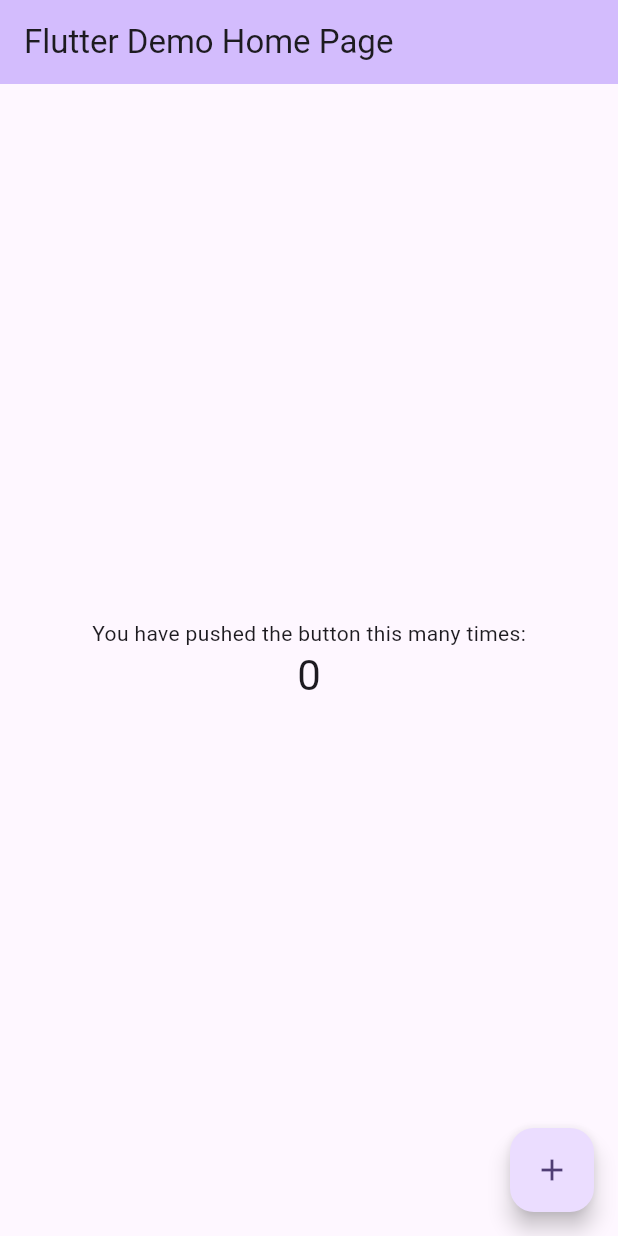
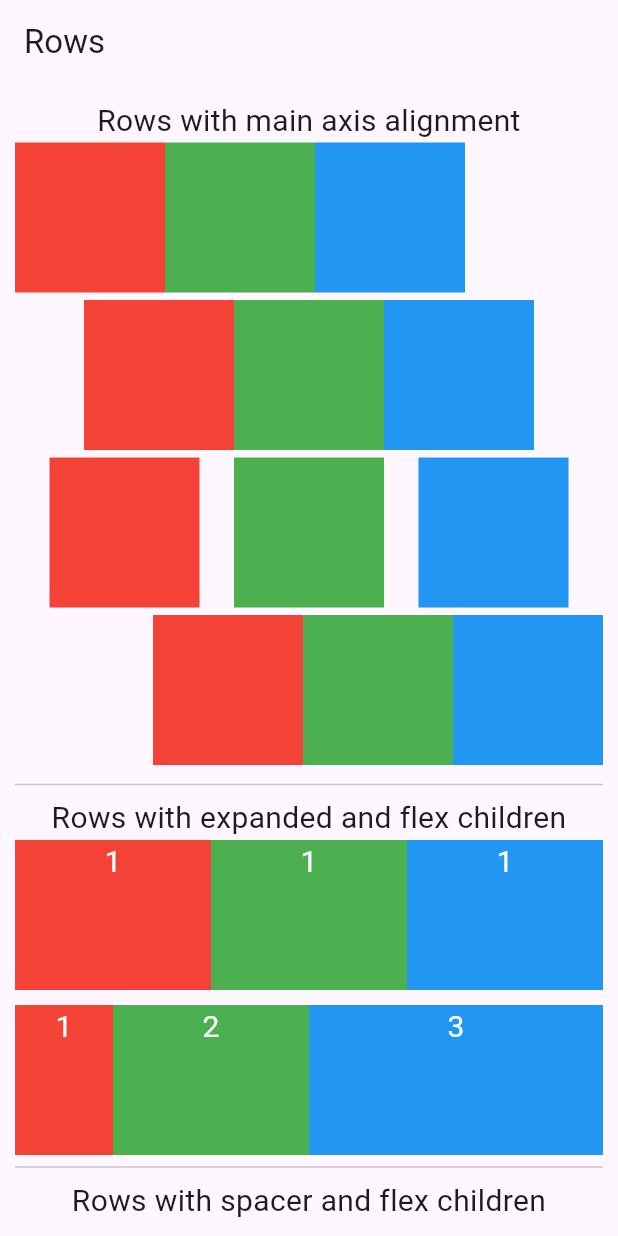
Before and after one commit to Brian1011/flutter_row_columns_sample, a Flutter app: the screen it shows after launch, on a phone screen of 412 x 824 dp. Run offline on Flutter 3.47's test engine with Material 2 defaults, Android fonts, the phone set to English and light mode, and no system bars.

Commit message:
add row widgets

```diff
--- a/lib/main.dart
+++ b/lib/main.dart
@@ -1,4 +1,6 @@
 import 'package:flutter/material.dart';
+
+import 'rows_screen.dart';
 
 void main() {
   runApp(const MyApp());
@@ -13,113 +15,10 @@ class MyApp extends StatelessWidget {
     return MaterialApp(
       title: 'Flutter Demo',
       theme: ThemeData(
-        // This is the theme of your application.
-        //
-        // TRY THIS: Try running your application with "flutter run". You'll see
-        // the application has a blue toolbar. Then, without quitting the app,
-        // try changing the seedColor in the colorScheme below to Colors.green
-        // and then invoke "hot reload" (save your changes or press the "hot
-        // reload" button in a Flutter-supported IDE, or press "r" if you used
-        // the command line to start the app).
-        //
-        // Notice that the counter didn't reset back to zero; the application
-        // state is not lost during the reload. To reset the state, use hot
-        // restart instead.
-        //
-        // This works for code too, not just values: Most code changes can be
-        // tested with just a hot reload.
         colorScheme: ColorScheme.fromSeed(seedColor: Colors.deepPurple),
         useMaterial3: true,
       ),
-      home: const MyHomePage(title: 'Flutter Demo Home Page'),
+      home: RowsScreen(),
     );
   }
 }
-
-class MyHomePage extends StatefulWidget {
-  const MyHomePage({super.key, required this.title});
-
-  // This widget is the home page of your application. It is stateful, meaning
-  // that it has a State object (defined below) that contains fields that affect
-  // how it looks.
-
-  // This class is the configuration for the state. It holds the values (in this
-  // case the title) provided by the parent (in this case the App widget) and
-  // used by the build method of the State. Fields in a Widget subclass are
-  // always marked "final".
-
-  final String title;
-
-  @override
-  State<MyHomePage> createState() => _MyHomePageState();
-}
-
-class _MyHomePageState extends State<MyHomePage> {
-  int _counter = 0;
-
-  void _incrementCounter() {
-    setState(() {
-      // This call to setState tells the Flutter framework that something has
-      // changed in this State, which causes it to rerun the build method below
-      // so that the display can reflect the updated values. If we changed
-      // _counter without calling setState(), then the build method would not be
-      // called again, and so nothing would appear to happen.
-      _counter++;
-    });
-  }
-
-  @override
-  Widget build(BuildContext context) {
-    // This method is rerun every time setState is called, for instance as done
-    // by the _incrementCounter method above.
-    //
-    // The Flutter framework has been optimized to make rerunning build methods
-    // fast, so that you can just rebuild anything that needs updating rather
-    // than having to individually change instances of widgets.
-    return Scaffold(
-      appBar: AppBar(
-        // TRY THIS: Try changing the color here to a specific color (to
-        // Colors.amber, perhaps?) and trigger a hot reload to see the AppBar
-        // change color while the other colors stay the same.
-        backgroundColor: Theme.of(context).colorScheme.inversePrimary,
-        // Here we take the value from the MyHomePage object that was created by
-        // the App.build method, and use it to set our appbar title.
-        title: Text(widget.title),
-      ),
-      body: Center(
-        // Center is a layout widget. It takes a single child and positions it
-        // in the middle of the parent.
-        child: Column(
-          // Column is also a layout widget. It takes a list of children and
-          // arranges them vertically. By default, it sizes itself to fit its
-          // children horizontally, and tries to be as tall as its parent.
-          //
-          // Column has various properties to control how it sizes itself and
-          // how it positions its children. Here we use mainAxisAlignment to
-          // center the children vertically; the main axis here is the vertical
-          // axis because Columns are vertical (the cross axis would be
-          // horizontal).
-          //
-          // TRY THIS: Invoke "debug painting" (choose the "Toggle Debug Paint"
-          // action in the IDE, or press "p" in the console), to see the
-          // wireframe for each widget.
-          mainAxisAlignment: MainAxisAlignment.center,
-          children: <Widget>[
-            const Text(
-              'You have pushed the button this many times:',
-            ),
-            Text(
-              '$_counter',
-              style: Theme.of(context).textTheme.headlineMedium,
-            ),
-          ],
-        ),
-      ),
-      floatingActionButton: FloatingActionButton(
-        onPressed: _incrementCounter,
-        tooltip: 'Increment',
-        child: const Icon(Icons.add),
-      ), // This trailing comma makes auto-formatting nicer for build methods.
-    );
-  }
-}
--- /dev/null
+++ b/lib/rows_screen.dart
@@ -0,0 +1,55 @@
+import 'package:flutter/material.dart';
+import 'package:rows_columns_spacer/widgets/rows/rows_expanded_flex_widget.dart';
+import 'package:rows_columns_spacer/widgets/rows/rows_spacer_flex_widget.dart';
+
+import 'widgets/rows/row_column_long_text_widget.dart';
+import 'widgets/rows/rows_main_axis_alignment.dart';
+
+class RowsScreen extends StatefulWidget {
+  const RowsScreen({super.key});
+
+  @override
+  State<RowsScreen> createState() => _RowsScreenState();
+}
+
+class _RowsScreenState extends State<RowsScreen> {
+  @override
+  Widget build(BuildContext context) {
+    return Scaffold(
+      appBar: AppBar(
+        title: const Text('Rows'),
+      ),
+      body: Container(
+        padding: const EdgeInsets.all(10),
+        child: ListView(
+          children: const [
+            Text(
+              "Rows with main axis alignment",
+              style: TextStyle(fontSize: 20),
+              textAlign: TextAlign.center,
+            ),
+            // align children on row axis (horizontal)
+            RowsMainAxisAlignment(),
+            Divider(),
+            Text(
+              "Rows with expanded and flex children",
+              style: TextStyle(fontSize: 20),
+              textAlign: TextAlign.center,
+            ),
+
+            // arrange children with flex and expanded
+            RowsExpandedFlexWidget(),
+            Divider(),
+            Text("Rows with spacer and flex children",
+                style: TextStyle(fontSize: 20), textAlign: TextAlign.center),
+            RowsSpacerFlexWidget(),
+            Divider(),
+            Text("Handle long / overflow text in rows",
+                style: TextStyle(fontSize: 20), textAlign: TextAlign.center),
+            RowColumnLongTextWidget(),
+          ],
+        ),
+      ),
+    );
+  }
+}
--- /dev/null
+++ b/lib/widgets/rows/row_column_long_text_widget.dart
@@ -0,0 +1,30 @@
+import 'package:flutter/material.dart';
+
+class RowColumnLongTextWidget extends StatefulWidget {
+  const RowColumnLongTextWidget({super.key});
+
+  @override
+  State<RowColumnLongTextWidget> createState() =>
+      _RowColumnLongTextWidgetState();
+}
+
+class _RowColumnLongTextWidgetState extends State<RowColumnLongTextWidget> {
+  @override
+  Widget build(BuildContext context) {
+    // with long text in row, the text will overflow and will not be visible
+    // to fix this, wrap the text widget with Expanded widget
+    return const Row(
+      children: [
+        Expanded(
+          child: Text(
+              "Lorem Ipsum is simply dummy text of the printing and typesetting industry. "
+              "Lorem Ipsum has been the industry's standard dummy text ever since the 1500s, "
+              "when an unknown printer took a galley of type and scrambled it to make a type specimen book. "
+              "It has survived not only five centuries, but also the leap into electronic typesetting, remaining essentially unchanged. "
+              "It was popularised in the 1960s with the release of Letraset sheets containing Lorem Ipsum "
+              "passages, and more recently with desktop publishing software like Aldus PageMaker including versions of Lorem Ipsum."),
+        )
+      ],
+    );
+  }
+}
--- /dev/null
+++ b/lib/widgets/rows/rows_expanded_flex_widget.dart
@@ -0,0 +1,124 @@
+import 'package:flutter/material.dart';
+
+class RowsExpandedFlexWidget extends StatefulWidget {
+  const RowsExpandedFlexWidget({super.key});
+
+  @override
+  State<RowsExpandedFlexWidget> createState() => _RowsExpandedFlexWidgetState();
+}
+
+class _RowsExpandedFlexWidgetState extends State<RowsExpandedFlexWidget> {
+  @override
+  Widget build(BuildContext context) {
+    return Column(
+      children: [
+        /*
+           Expanded widget expands the child to fill the available space.
+           Flex property is used to control the ratio of space that each child occupies.
+           if flex is not specified, the child expands to fill the available space
+           if flex is specified, the child expands to fill the available space
+           and the remaining space is divided among the children according to the flex factor.
+           if flex is specified for all children, the remaining space is divided among the children
+           according to their flex factor.
+
+           ----------------------------------------------------------
+
+           In the first case no flex is specified, so the child expands to fill the available space.
+           By default the flex factor is 1.
+           All the widgets will have a flex factor of 1 hence occupying equal space.
+
+           ----------------------------------------------------------
+
+           On the 2nd case the flex factor is specified for each child.
+            The first child has a flex factor of 1, the second child has a flex factor of 2,
+            and the third child has a flex factor of 3.
+
+          The first child will occupy 1/6 of the available space,
+          the second child will occupy 2/6 of the available space,
+          and the third child will occupy 3/6 of the available space.
+
+          The total of 1/6 + 2/6 + 3/6 = 1, which is the total available space.
+         */
+
+        Row(
+          children: [
+            Expanded(
+              child: Container(
+                color: Colors.red,
+                height: 100,
+                child: const Text(
+                  "1",
+                  style: TextStyle(fontSize: 20, color: Colors.white),
+                  textAlign: TextAlign.center,
+                ),
+              ),
+            ),
+            Expanded(
+              child: Container(
+                color: Colors.green,
+                height: 100,
+                child: const Text(
+                  "1",
+                  style: TextStyle(fontSize: 20, color: Colors.white),
+                  textAlign: TextAlign.center,
+                ),
+              ),
+            ),
+            Expanded(
+              child: Container(
+                color: Colors.blue,
+                height: 100,
+                child: const Text(
+                  "1",
+                  style: TextStyle(fontSize: 20, color: Colors.white),
+                  textAlign: TextAlign.center,
+                ),
+              ),
+            ),
+          ],
+        ),
+        const SizedBox(height: 10),
+        Row(
+          children: [
+            Expanded(
+              flex: 1,
+              child: Container(
+                color: Colors.red,
+                height: 100,
+                child: const Text(
+                  "1",
+                  style: TextStyle(fontSize: 20, color: Colors.white),
+                  textAlign: TextAlign.center,
+                ),
+              ),
+            ),
+            Expanded(
+              flex: 2,
+              child: Container(
+                color: Colors.green,
+                height: 100,
+                child: const Text(
+                  "2",
+                  style: TextStyle(fontSize: 20, color: Colors.white),
+                  textAlign: TextAlign.center,
+                ),
+              ),
+            ),
+            Expanded(
+              flex: 3,
+              child: Container(
+                color: Colors.blue,
+                height: 100,
+                child: const Text(
+                  "3",
+                  style: TextStyle(fontSize: 20, color: Colors.white),
+                  textAlign: TextAlign.center,
+                ),
+              ),
+            ),
+          ],
+        ),
+      ],
+    );
+  }
+}
--- /dev/null
+++ b/lib/widgets/rows/rows_main_axis_alignment.dart
@@ -0,0 +1,73 @@
+import 'package:flutter/material.dart';
+
+class RowsMainAxisAlignment extends StatefulWidget {
+  const RowsMainAxisAlignment({super.key});
+
+  @override
+  State<RowsMainAxisAlignment> createState() => _RowsMainAxisAlignmentState();
+}
+
+class _RowsMainAxisAlignmentState extends State<RowsMainAxisAlignment> {
+  @override
+  Widget build(BuildContext context) {
+    return const Column(
+      children: [
+        // places the children as close to the start of the row
+        CustomRowWidget(
+          mainAxisAlignment: MainAxisAlignment.start,
+        ),
+
+        // places the children as close to the center of the row
+        CustomRowWidget(
+          mainAxisAlignment: MainAxisAlignment.center,
+        ),
+
+        // places the free space evenly between the children,
+        // you can use the spaceEvenly, spaceBetween, or spaceAround values for the mainAxisAlignment property
+        // to control the spacing between the children.
+        CustomRowWidget(
+          mainAxisAlignment: MainAxisAlignment.spaceEvenly,
+        ),
+
+        // places the children as close to the end of the main axis as possible.
+        CustomRowWidget(
+          mainAxisAlignment: MainAxisAlignment.end,
+        ),
+      ],
+    );
+  }
+}
+
+class CustomRowWidget extends StatelessWidget {
+  final MainAxisAlignment mainAxisAlignment;
+  const CustomRowWidget({super.key, required this.mainAxisAlignment});
+
+  @override
+  Widget build(BuildContext context) {
+    return Column(
+      children: [
+        Row(
+          mainAxisAlignment: mainAxisAlignment,
+          children: [
+            Container(
+              color: Colors.red,
+              height: 100,
+              width: 100,
+            ),
+            Container(
+              color: Colors.green,
+              height: 100,
+              width: 100,
+            ),
+            Container(
+              color: Colors.blue,
+              height: 100,
+              width: 100,
+            ),
+          ],
+        ),
+        const SizedBox(height: 5),
+      ],
+    );
+  }
+}
--- /dev/null
+++ b/lib/widgets/rows/rows_spacer_flex_widget.dart
@@ -0,0 +1,37 @@
+import 'package:flutter/material.dart';
+
+class RowsSpacerFlexWidget extends StatefulWidget {
+  const RowsSpacerFlexWidget({super.key});
+
+  @override
+  State<RowsSpacerFlexWidget> createState() => _RowsSpacerFlexWidgetState();
+}
+
+class _RowsSpacerFlexWidgetState extends State<RowsSpacerFlexWidget> {
+  @override
+  Widget build(BuildContext context) {
+    return Column(
+      children: [
+        const SizedBox(height: 10),
+        Row(
+          children: [
+            Expanded(
+              child: Container(
+                color: Colors.red,
+                height: 100,
+              ),
+            ),
+            // spacer widget adds a flexible empty space between row children
+            const Spacer(),
+            Expanded(
+              child: Container(
+                color: Colors.blue,
+                height: 100,
+              ),
+            ),
+          ],
+        )
+      ],
+    );
+  }
+}
```
Also changed, not shown: 3 other files.
